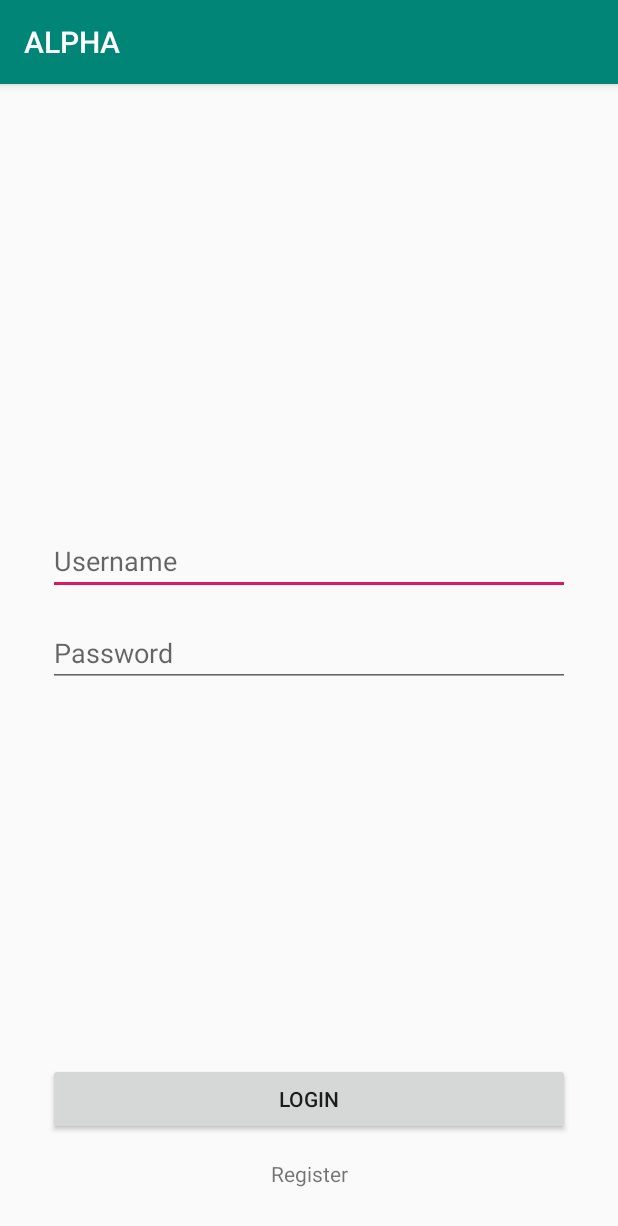
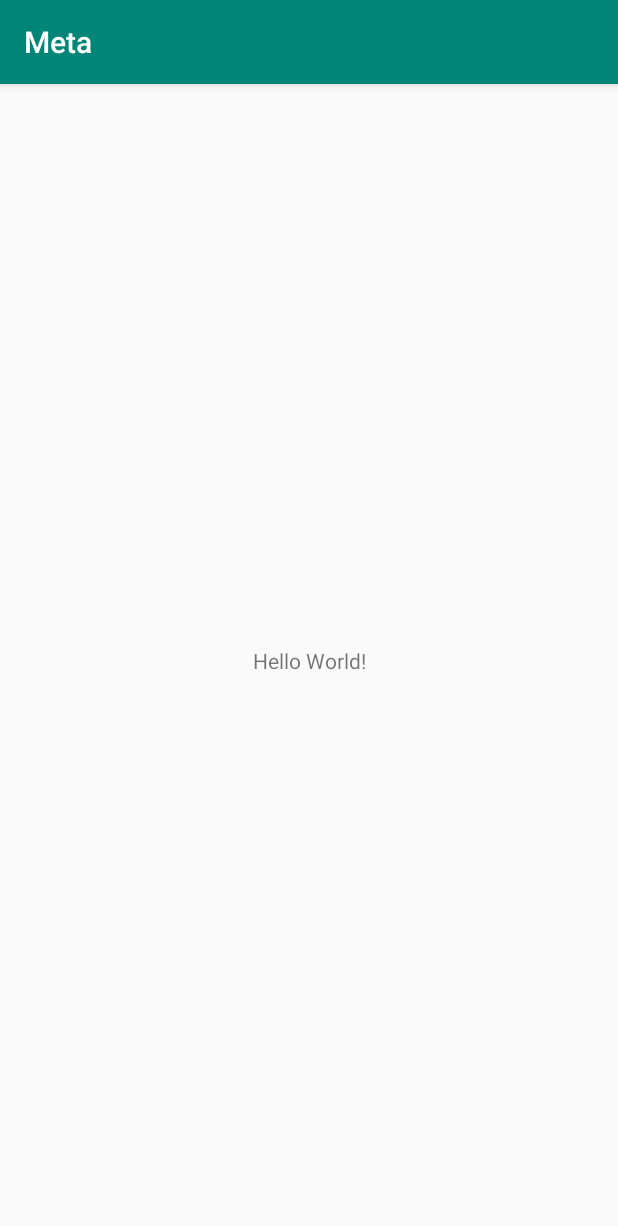
Before and after one commit to r-elio/CS0011-Final-Project, an Android app: the screen it shows after launch (MainActivity), on a phone screen of 412 x 824 dp. Shown: the top 1226 px of the screen. Run offline under Robolectric (Android 15) with nearby library versions, the phone set to English and light mode, and no system bars.

Commit message:
Initial commit

```diff
--- a/app/build.gradle
+++ b/app/build.gradle
@@ -4,7 +4,7 @@ android {
     compileSdkVersion 29
     buildToolsVersion "29.0.2"
     defaultConfig {
-        applicationId "android.application.project"
+        applicationId "android.application.meta"
         minSdkVersion 21
         targetSdkVersion 29
         versionCode 1
--- a/app/src/main/java/android/application/project/DatabaseHelper.java
+++ /dev/null
@@ -1,55 +0,0 @@
-package android.application.project;
-
-import android.content.ContentValues;
-import android.content.Context;
-import android.database.sqlite.SQLiteDatabase;
-import android.database.sqlite.SQLiteOpenHelper;
-
-public class DatabaseHelper extends SQLiteOpenHelper {
-    private static final String DB_NAME = "db";
-    private static final int DB_VERSION = 1;
-
-    private static final String ID = "_id";
-    static final String USERNAME = "USERNAME";
-    static final String PASSWORD = "PASSWORD";
-    static final String FIRSTNAME = "FIRSTNAME";
-    static final String LASTNAME = "LASTNAME";
-
-    DatabaseHelper(Context context){
-        super(context,DB_NAME,null,DB_VERSION);
-    }
-
-    @Override
-    public void onCreate(SQLiteDatabase db) {
-        currentDatabase(db,0,DB_VERSION);
-    }
-
-    @Override
-    public void onUpgrade(SQLiteDatabase db, int oldVersion, int newVersion) {
-        currentDatabase(db,oldVersion,newVersion);
-    }
-
-    @Override
-    public void onDowngrade(SQLiteDatabase db, int oldVersion, int newVersion){
-        currentDatabase(db,oldVersion,newVersion);
-    }
-
-    private void currentDatabase(SQLiteDatabase db, int oldVersion, int newVersion){
-        db.execSQL("CREATE TABLE ACCOUNT (" +
-                ID + " INTEGER PRIMARY KEY AUTOINCREMENT," +
-                USERNAME + " TEXT," +
-                PASSWORD + " TEXT," +
-                FIRSTNAME + " TEXT," +
-                LASTNAME + " TEXT);");
-        insertAccount(db,"test","test","test","test");
-    }
-
-    static void insertAccount(SQLiteDatabase db, String username, String password, String firstName, String lastName){
-        ContentValues accountValues = new ContentValues();
-        accountValues.put(USERNAME,username);
-        accountValues.put(PASSWORD,password);
-        accountValues.put(FIRSTNAME,firstName);
-        accountValues.put(LASTNAME,lastName);
-        db.insert("ACCOUNT",null,accountValues);
-    }
-}
--- a/app/src/main/java/android/application/project/MainActivity.java
+++ /dev/null
@@ -1,117 +0,0 @@
-package android.application.project;
-
-import androidx.appcompat.app.AppCompatActivity;
-
-import android.content.Intent;
-import android.database.Cursor;
-import android.database.sqlite.SQLiteDatabase;
-import android.database.sqlite.SQLiteException;
-import android.database.sqlite.SQLiteOpenHelper;
-import android.os.Bundle;
-import android.view.KeyEvent;
-import android.view.View;
-import android.view.inputmethod.EditorInfo;
-import android.widget.Button;
-import android.widget.EditText;
-import android.widget.TextView;
-import android.widget.Toast;
-
-public class MainActivity extends AppCompatActivity {
-    private SQLiteDatabase db;
-    private Cursor cursor;
-    private EditText username;
-    private EditText password;
-    private Button loginButton;
-    private TextView register;
-
-    @Override
-    protected void onCreate(Bundle savedInstanceState) {
-        setTheme(R.style.AppTheme);
-        super.onCreate(savedInstanceState);
-        setContentView(R.layout.activity_main);
-
-        SQLiteOpenHelper databaseHelper = new DatabaseHelper(this);
-        try {
-            db = databaseHelper.getReadableDatabase();
-        }
-        catch (SQLiteException e){
-            Toast.makeText(this,"SQLiteException: " + e.getMessage(), Toast.LENGTH_LONG).show();
-        }
-
-        username = findViewById(R.id.username);
-        password = findViewById(R.id.password);
-        loginButton = findViewById(R.id.login_button);
-        register = findViewById(R.id.register_button);
-
-        password.setOnEditorActionListener(new TextView.OnEditorActionListener() {
-            @Override
-            public boolean onEditorAction(TextView v, int actionId, KeyEvent event) {
-                if (actionId == EditorInfo.IME_ACTION_DONE){
-                    login();
-                    return true;
-                }
-                return false;
-            }
-        });
-
-        loginButton.setOnClickListener(new View.OnClickListener() {
-            @Override
-            public void onClick(View v) {
-                login();
-            }
-        });
-
-        register.setOnClickListener(new View.OnClickListener() {
-            @Override
-            public void onClick(View v) {
-                Intent intent = new Intent(getApplicationContext(),RegisterActivity.class);
-                startActivity(intent);
-            }
-        });
-    }
-
-    @Override
-    protected void onStart(){
-        super.onStart();
-        username.setError(null);
-        password.setError(null);
-    }
-
-    @Override
-    protected void onDestroy(){
-        super.onDestroy();
-        cursor.close();
-        db.close();
-    }
-
-    private void login(){
-        String userText = username.getText().toString();
-        String passText = password.getText().toString();
-
-        if (userText.isEmpty()){
-            username.setError("Empty Field");
-        }
-        if (passText.isEmpty()){
-            password.setError("Empty Field");
-        }
-
-        if (userText.isEmpty() || passText.isEmpty()){
-            return;
-        }
-
-        cursor = db.query("ACCOUNT",new String[]{DatabaseHelper.USERNAME,DatabaseHelper.PASSWORD,
-                        DatabaseHelper.FIRSTNAME,DatabaseHelper.LASTNAME},
-                DatabaseHelper.USERNAME + " = ? AND " + DatabaseHelper.PASSWORD + "= ?",
-                new String[]{userText,passText}, null,null,null);
-        if (cursor.moveToFirst()){
-            Intent intent = new Intent(getApplicationContext(),HomeActivity.class);
-            intent.putExtra(DatabaseHelper.FIRSTNAME,cursor.getString(2));
-            intent.putExtra(DatabaseHelper.LASTNAME,cursor.getString(3));
-            startActivity(intent);
-            finish();
-        }
-        else {
-            Toast.makeText(getApplicationContext(),"Invalid username/password", Toast.LENGTH_SHORT).show();
-        }
-    }
-}
--- a/app/src/main/res/drawable/splash.xml
+++ /dev/null
@@ -1,10 +0,0 @@
-<?xml version="1.0" encoding="utf-8"?>
-<layer-list xmlns:android="http://schemas.android.com/apk/res/android"
-    android:opacity="opaque">
-    <item android:drawable="@color/black"/>
-    <item>
-        <bitmap
-            android:gravity="center"
-            android:src="@drawable/logo"/>
-    </item>
-</layer-list>
--- a/app/src/main/res/layout/activity_main.xml
+++ b/app/src/main/res/layout/activity_main.xml
@@ -4,54 +4,15 @@
     xmlns:tools="http://schemas.android.com/tools"
     android:layout_width="match_parent"
     android:layout_height="match_parent"
-    android:padding="32dp"
     tools:context=".MainActivity">
 
-    <EditText
-        android:id="@+id/username"
-        android:layout_width="match_parent"
-        android:layout_height="wrap_content"
-        android:ems="10"
-        android:hint="@string/username_hint"
-        android:importantForAutofill="no"
-        android:inputType="textPersonName|text"
-        app:layout_constraintBottom_toBottomOf="parent"
-        app:layout_constraintEnd_toEndOf="parent"
-        app:layout_constraintStart_toStartOf="parent"
-        app:layout_constraintTop_toTopOf="parent"
-        app:layout_constraintVertical_bias="0.4" />
-
-    <EditText
-        android:id="@+id/password"
-        android:layout_width="match_parent"
-        android:layout_height="wrap_content"
-        android:layout_marginTop="16dp"
-        android:ems="10"
-        android:hint="@string/password_hint"
-        android:imeOptions="actionDone"
-        android:importantForAutofill="no"
-        android:inputType="textPassword"
-        app:layout_constraintEnd_toEndOf="parent"
-        app:layout_constraintStart_toStartOf="parent"
-        app:layout_constraintTop_toBottomOf="@+id/username" />
-
-    <Button
-        android:id="@+id/login_button"
-        android:layout_width="match_parent"
-        android:layout_height="wrap_content"
-        android:layout_marginBottom="16dp"
-        android:text="@string/login"
-        app:layout_constraintBottom_toTopOf="@+id/register_button"
-        app:layout_constraintEnd_toEndOf="parent"
-        app:layout_constraintStart_toStartOf="parent" />
-
     <TextView
-        android:id="@+id/register_button"
         android:layout_width="wrap_content"
         android:layout_height="wrap_content"
-        android:gravity="center"
-        android:text="@string/register"
+        android:text="Hello World!"
         app:layout_constraintBottom_toBottomOf="parent"
-        app:layout_constraintEnd_toEndOf="parent"
-        app:layout_constraintStart_toStartOf="parent" />
+        app:layout_constraintLeft_toLeftOf="parent"
+        app:layout_constraintRight_toRightOf="parent"
+        app:layout_constraintTop_toTopOf="parent" />
+
 </androidx.constraintlayout.widget.ConstraintLayout>
--- a/app/src/main/res/values/colors.xml
+++ b/app/src/main/res/values/colors.xml
@@ -3,5 +3,4 @@
     <color name="colorPrimary">#008577</color>
     <color name="colorPrimaryDark">#00574B</color>
     <color name="colorAccent">#D81B60</color>
-    <color name="black">#000000</color>
 </resources>
--- a/app/src/main/res/values/strings.xml
+++ b/app/src/main/res/values/strings.xml
@@ -1,10 +1,3 @@
 <resources>
-    <string name="app_name">ALPHA</string>
-    <string name="username_hint">Username</string>
-    <string name="password_hint">Password</string>
-    <string name="login">Login</string>
-    <string name="register">Register</string>
-    <string name="first_name_hint">First Name</string>
-    <string name="last_name_hint">Last Name</string>
-    <string name="confirm_password_hint">Confirm Password</string>
+    <string name="app_name">Meta</string>
 </resources>
--- a/app/src/main/res/values/styles.xml
+++ b/app/src/main/res/values/styles.xml
@@ -8,8 +8,4 @@
         <item name="colorAccent">@color/colorAccent</item>
     </style>
 
-    <style name="SplashTheme" parent="AppTheme">
-        <item name="android:windowBackground">@drawable/splash</item>
-    </style>
-
 </resources>
--- a/settings.gradle
+++ b/settings.gradle
@@ -1,2 +1,2 @@
 include ':app'
-rootProject.name='CS0011-Final-Project'
+rootProject.name='Meta'
```
Also changed, not shown: app/src/main/AndroidManifest.xml (+3 -7 lines), app/src/main/java/android/application/meta/MainActivity.java (added, +14 -0 lines), app/src/main/java/android/application/project/HomeActivity.java (deleted, +0 -20 lines), app/src/main/java/android/application/project/RegisterActivity.java (deleted, +0 -94 lines), app/src/main/res/layout/activity_home.xml (deleted, +0 -9 lines), app/src/main/res/layout/activity_register.xml (deleted, +0 -84 lines), app/src/main/res/drawable/logo.png (deleted), app/src/main/res/mipmap-hdpi/launcher_logo.png (deleted), gradle/wrapper/gradle-wrapper.properties, 5 other files.
